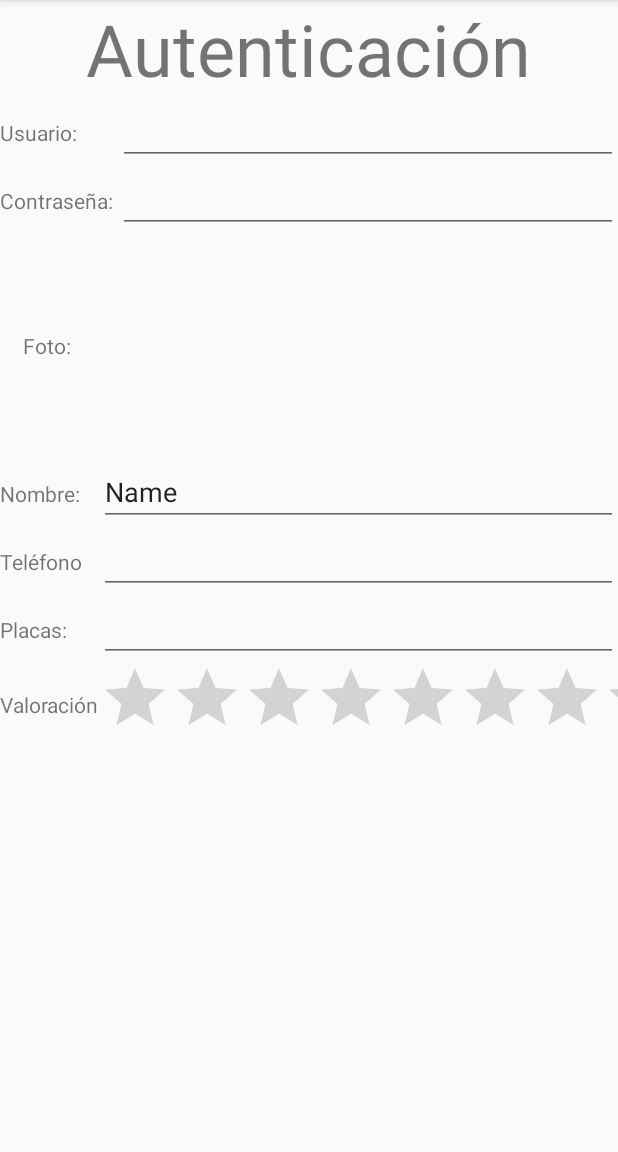
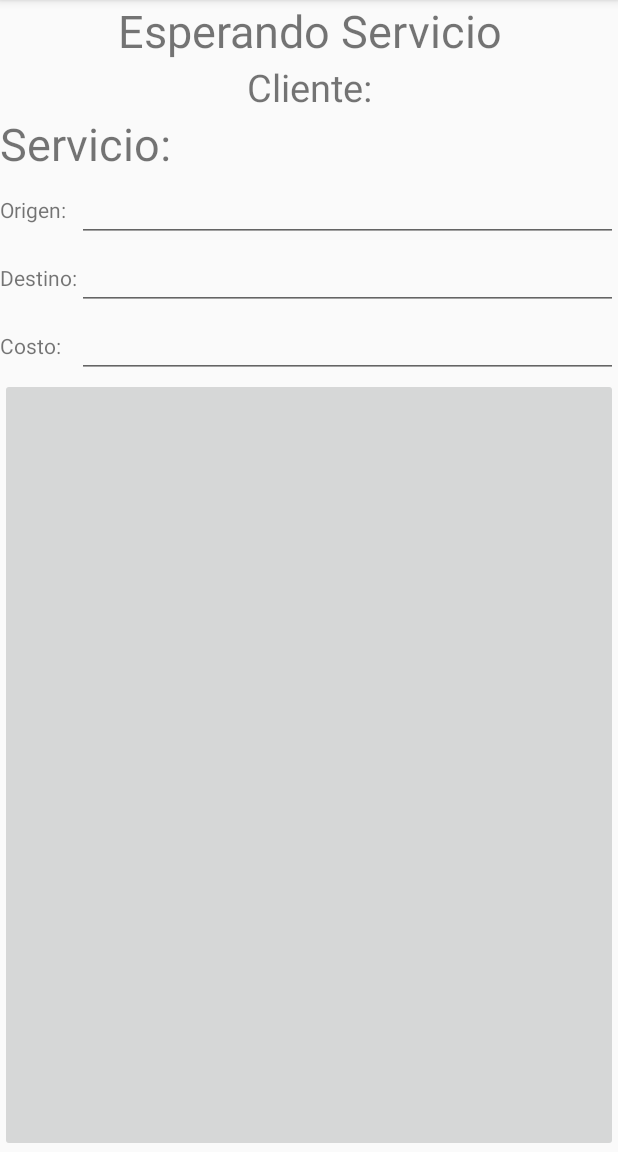
Before and after one commit to Felichejmz/MenuLateral, an Android app: the fragment WaitService shown on its own in the app's theme, on a phone screen of 412 x 824 dp, the part 84-1236 px from its top. Run offline under Robolectric (Android 15) with nearby library versions, the phone set to English and light mode, and no system bars.

```diff
--- a/app/build.gradle
+++ b/app/build.gradle
@@ -27,4 +27,6 @@ dependencies {
     // XMPP
     compile "org.igniterealtime.smack:smack-android-extensions:4.1.0-alpha6"
     compile "org.igniterealtime.smack:smack-tcp:4.1.0-alpha6"
+
+
 }
--- a/app/src/main/AndroidManifest.xml
+++ b/app/src/main/AndroidManifest.xml
@@ -21,7 +21,7 @@
         android:label="@string/app_name"
         android:theme="@style/AppTheme" >
         <activity
-            android:name=".MyActivity"
+            android:name=".MainActivity"
             android:label="@string/app_name" >
             <intent-filter>
                 <action android:name="android.intent.action.MAIN" />
--- a/app/src/main/java/fragments/Autenticacion.java
+++ b/app/src/main/java/fragments/WaitService.java
@@ -1,23 +1,21 @@
 package fragments;
 
+import android.app.Activity;
+import android.net.Uri;
+import android.os.Bundle;
 import android.app.Fragment;
-import android.os.Bundle;
 import android.view.LayoutInflater;
 import android.view.View;
 import android.view.ViewGroup;
 
 import com.example.poter.menulateral.R;
 
-/**
- * Created by poter on 22/08/15.
- */
-public class Autenticacion extends Fragment{
-
+public class WaitService extends Fragment {
     @Override
     public View onCreateView(LayoutInflater inflater, ViewGroup container,
                              Bundle savedInstanceState) {
-        View rootView = inflater.inflate(R.layout.autenticar, container,false);
 
+        View rootView = inflater.inflate(R.layout.wait_service, container, false);
         return rootView;
     }
 }
--- a/app/src/main/java/xmpp/XmppConnection.java
+++ b/app/src/main/java/xmpp/XmppConnection.java
@@ -203,8 +203,8 @@ public class XmppConnection implements ConnectionListener, ChatManagerListener,
             public void onReceive(Context context, Intent intent) {
                 String action = intent.getAction();
                 if(action.equals(XmppService.SEND_MESSAGE)){
-                    sendMessage(intent.getStringExtra(XmppService.BUNDLE_MESSAGE_BODY),intent.getStringExtra(XmppService.BUNDLE_TO));
-
+                    sendMessage(intent.getStringExtra(XmppService.BUNDLE_MESSAGE_BODY),
+                            intent.getStringExtra(XmppService.BUNDLE_TO));
                 }
             }
         };
--- a/app/src/main/res/layout/autenticar.xml
+++ b/app/src/main/res/layout/acceso.xml
@@ -11,11 +11,12 @@
         <TextView
             android:layout_width="fill_parent"
             android:layout_height="wrap_content"
-            android:text="Autenticación"
+            android:text="Acceso"
             android:id="@+id/tvAutentiaTitulo"
             android:layout_gravity="center_horizontal"
             android:gravity="center"
             android:textSize="@android:dimen/app_icon_size" />
+
     </TableRow>
 
     <TableLayout
@@ -36,7 +37,7 @@
             <EditText
                 android:layout_width="fill_parent"
                 android:layout_height="wrap_content"
-                android:id="@+id/editText" />
+                android:id="@+id/etAccesoUser" />
 
         </TableRow>
 
@@ -55,10 +56,21 @@
                 android:layout_height="wrap_content"
                 android:inputType="textPassword"
                 android:ems="10"
-                android:id="@+id/editText2" />
+                android:id="@+id/etAccesoPasswd" />
         </TableRow>
 
     </TableLayout>
+
+    <TableRow
+        android:layout_width="match_parent"
+        android:layout_height="match_parent">
+
+        <Button
+            android:layout_width="wrap_content"
+            android:layout_height="wrap_content"
+            android:text="Conectarse"
+            android:id="@+id/btnAccesoConectar" />
+    </TableRow>
 
     <TableLayout
         android:layout_width="match_parent"
@@ -96,9 +108,8 @@
                 android:layout_width="wrap_content"
                 android:layout_height="wrap_content"
                 android:inputType="textPersonName"
-                android:text="Name"
                 android:ems="10"
-                android:id="@+id/editText4" />
+                android:id="@+id/etAccesoName" />
         </TableRow>
 
         <TableRow
@@ -116,7 +127,7 @@
                 android:layout_height="wrap_content"
                 android:inputType="phone"
                 android:ems="10"
-                android:id="@+id/editText3" />
+                android:id="@+id/etAccesoCelular" />
 
         </TableRow>
 
@@ -133,7 +144,7 @@
             <EditText
                 android:layout_width="wrap_content"
                 android:layout_height="wrap_content"
-                android:id="@+id/editText5" />
+                android:id="@+id/etAccesoPlacas" />
 
         </TableRow>
 
--- /dev/null
+++ b/app/src/main/res/layout/wait_service.xml
@@ -0,0 +1,95 @@
+<?xml version="1.0" encoding="utf-8"?>
+
+<LinearLayout xmlns:android="http://schemas.android.com/apk/res/android"
+    android:orientation="vertical" android:layout_width="match_parent"
+    android:layout_height="match_parent">
+
+    <TextView
+        android:layout_width="fill_parent"
+        android:layout_height="wrap_content"
+        android:text="Esperando Servicio"
+        android:id="@+id/tvPpalTitulo"
+        android:gravity="center"
+        android:textSize="30dp" />
+
+    <TextView
+        android:layout_width="fill_parent"
+        android:layout_height="wrap_content"
+        android:text="Cliente:"
+        android:id="@+id/tvPpalCliente"
+        android:gravity="center"
+        android:textSize="25dp" />
+
+    <TextView
+        android:layout_width="wrap_content"
+        android:layout_height="wrap_content"
+        android:text="Servicio:"
+        android:id="@+id/textView"
+        android:textSize="30dp" />
+
+    <TableLayout
+        android:layout_width="match_parent"
+        android:layout_height="wrap_content"
+        android:stretchColumns="1">
+
+        <TableRow
+            android:layout_width="match_parent"
+            android:layout_height="match_parent">
+
+            <TextView
+                android:layout_width="wrap_content"
+                android:layout_height="wrap_content"
+                android:text="Origen:"
+                android:id="@+id/tvPpalOrigen" />
+
+            <EditText
+                android:layout_width="wrap_content"
+                android:layout_height="wrap_content"
+                android:inputType="textMultiLine"
+                android:ems="10"
+                android:id="@+id/etPpalOrigen" />
+        </TableRow>
+
+        <TableRow
+            android:layout_width="match_parent"
+            android:layout_height="match_parent">
+
+            <TextView
+                android:layout_width="wrap_content"
+                android:layout_height="wrap_content"
+                android:text="Destino:"
+                android:id="@+id/tvPpalDestino" />
+
+            <EditText
+                android:layout_width="wrap_content"
+                android:layout_height="wrap_content"
+                android:inputType="textMultiLine"
+                android:ems="10"
+                android:id="@+id/etPpalDestino" />
+        </TableRow>
+
+        <TableRow
+            android:layout_width="match_parent"
+            android:layout_height="match_parent">
+
+            <TextView
+                android:layout_width="wrap_content"
+                android:layout_height="wrap_content"
+                android:text="Costo:"
+                android:id="@+id/tvPpalCosto" />
+
+            <EditText
+                android:layout_width="wrap_content"
+                android:layout_height="wrap_content"
+                android:inputType="numberDecimal"
+                android:ems="10"
+                android:id="@+id/etPpalCosto" />
+        </TableRow>
+
+    </TableLayout>
+
+    <ImageButton
+        android:layout_width="fill_parent"
+        android:layout_height="match_parent"
+        android:id="@+id/imageButton" />
+</LinearLayout>
```
Also changed, not shown: app/src/main/java/com/example/poter/menulateral/MainActivity.java (renamed from app/src/main/java/com/example/poter/menulateral/MyActivity.java, +15 -6 lines), app/src/main/java/fragments/Acceso.java (added, +166 -0 lines), app/src/main/java/fragments/MainMap.java (renamed from app/src/main/java/com/example/poter/menulateral/MainMap.java, +5 -2 lines), app/src/main/res/layout/estado.xml (+42 -45 lines), app/src/main/res/values/strings.xml (+7 -4 lines), 1 other file.
